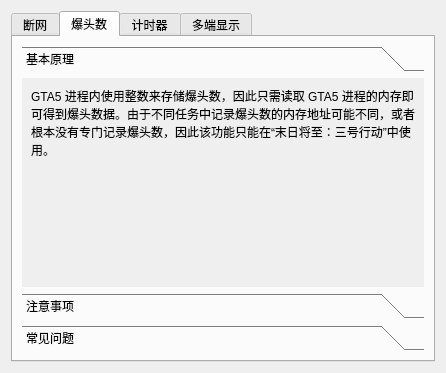
The window that Act3SpeedrunTool/DescriptionDialog.ui (SkyD666/Act3SpeedrunTool) describes before a commit, drawn with Qt 5.
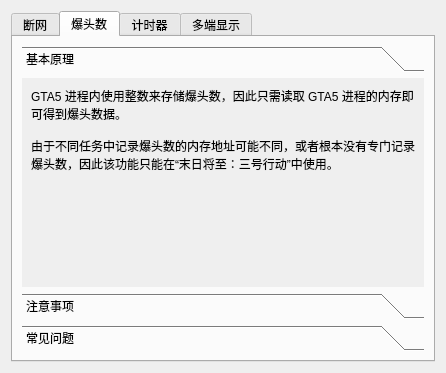
The same window after the commit. The open tabs and pages were chosen to show the change.

```diff
--- a/Act3SpeedrunTool/DescriptionDialog.ui
+++ b/Act3SpeedrunTool/DescriptionDialog.ui
@@ -136,7 +136,9 @@
            <item>
             <widget class="QLabel" name="label_3">
              <property name="text">
-              <string>GTA5 进程内使用整数来存储爆头数，因此只需读取 GTA5 进程的内存即可得到爆头数据。由于不同任务中记录爆头数的内存地址可能不同，或者根本没有专门记录爆头数，因此该功能只能在“末日将至：三号行动”中使用。</string>
+              <string>GTA5 进程内使用整数来存储爆头数，因此只需读取 GTA5 进程的内存即可得到爆头数据。
+
+由于不同任务中记录爆头数的内存地址可能不同，或者根本没有专门记录爆头数，因此该功能只能在“末日将至：三号行动”中使用。</string>
              </property>
              <property name="wordWrap">
               <bool>true</bool>
```
Left out of the diff: 24 changed lines with no effect on the pictures.
